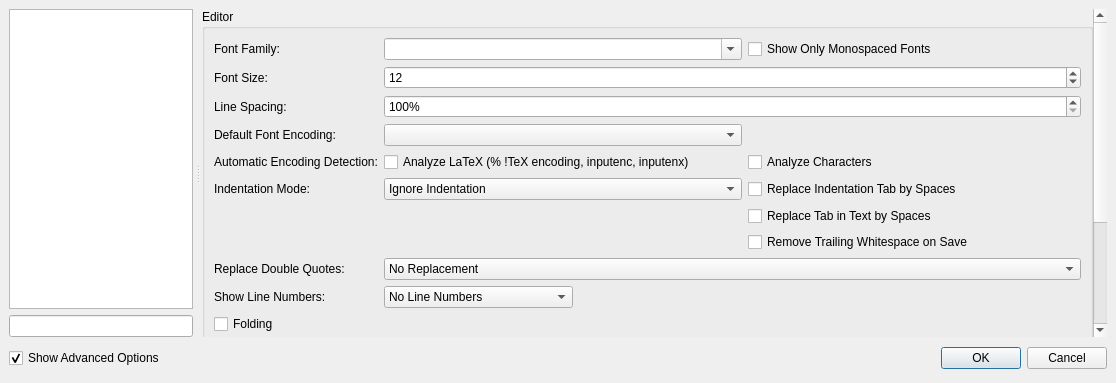
Before: the Qt Designer form src/configdialog.ui in texstudio-org/texstudio, drawn with Qt 5.
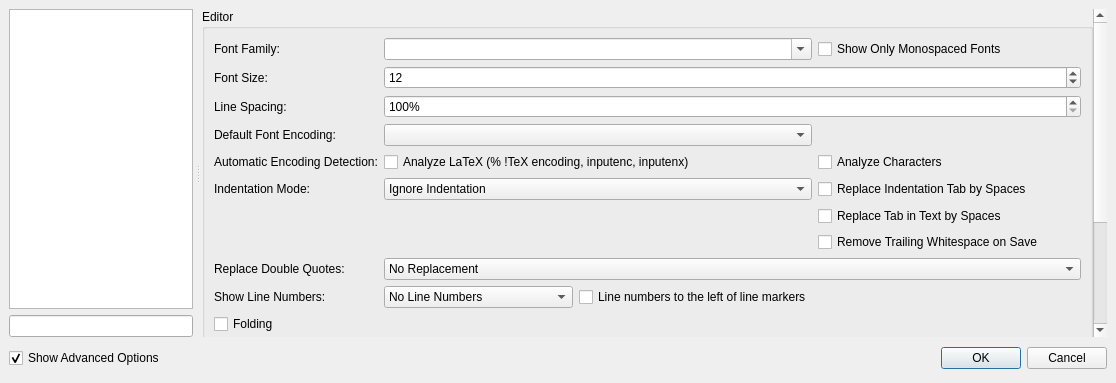
After: the same form once the commit is applied. The open tabs and pages were chosen to show the change. Icons and pictures are not drawn.

Commit message: option swapping line numbers and line marks

```diff
--- a/src/configdialog.ui
+++ b/src/configdialog.ui
@@ -1670,6 +1670,16 @@
                     </item>
                    </widget>
                   </item>
+                  <item row="11" column="2">
+                   <widget class="QCheckBox" name="checkBoxLineNumbersFirst">
+                    <property name="toolTip">
+                     <string>This moves the column with the line numbers from the right to the left of the column with the line marks.</string>
+                    </property>
+                    <property name="text">
+                     <string>Line numbers to the left of line markers</string>
+                    </property>
+                   </widget>
+                  </item>
                   <item row="15" column="0" colspan="2">
                    <widget class="QCheckBox" name="checkBoxInlineCheckNonTeXFiles">
                     <property name="text">
```
The commit also changes 3 other files.
